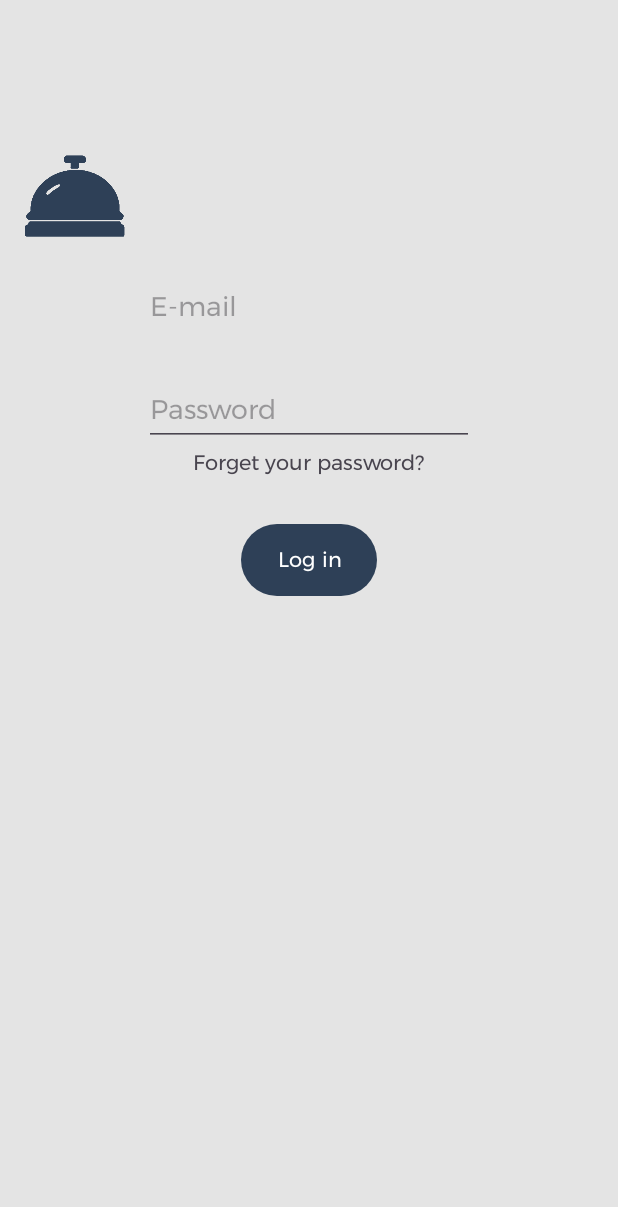
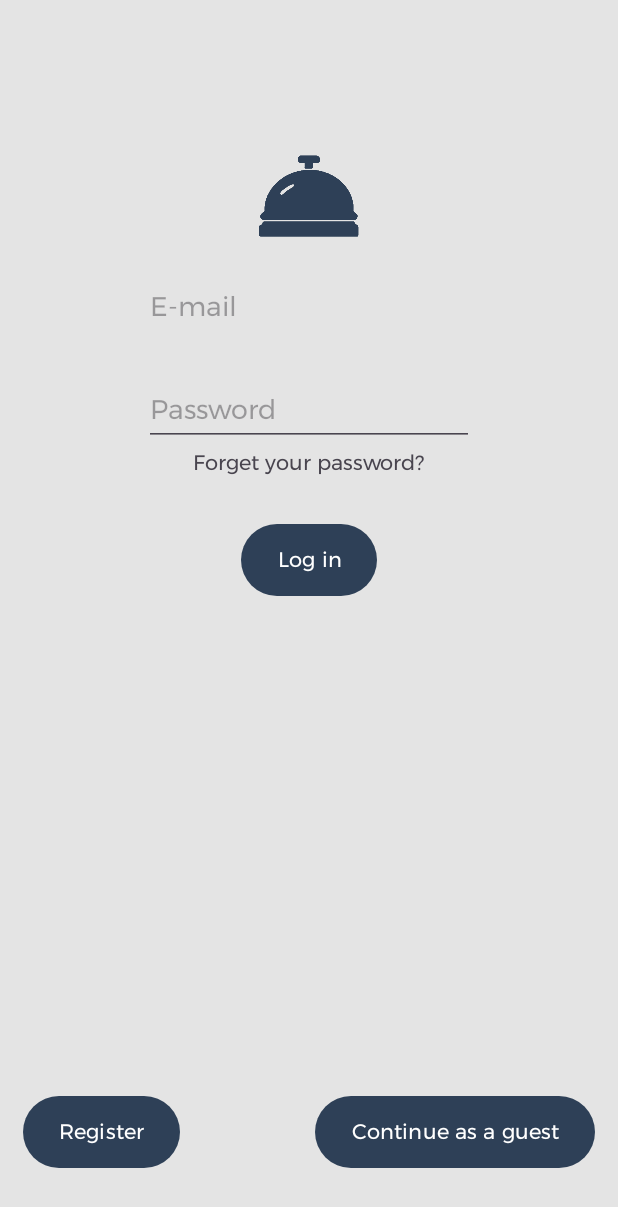
Before and after one commit to Olivera2708/Bookify-mobile, an Android app: the LoginActivity screen opened directly, with no data from a screen before it, on a phone screen of 412 x 824 dp. Shown: the top 1207 px of the screen. Run offline under Robolectric (Android 15) with nearby library versions, the phone set to English and light mode, and no system bars.

Commit message:
Finished Login design

```diff
--- a/app/src/main/java/com/example/bookify/SplashScreenActivity.java
+++ b/app/src/main/java/com/example/bookify/SplashScreenActivity.java
@@ -52,7 +52,7 @@ public class SplashScreenActivity extends AppCompatActivity {
 
         if (isConnectedToInternet()) {
             navigateTo = () -> {
-                Intent intent = new Intent(SplashScreenActivity.this, ResultsActivity.class);
+                Intent intent = new Intent(SplashScreenActivity.this, LoginActivity.class);
                 startActivity(intent);
                 finish();
             };
@@ -83,7 +83,7 @@ public class SplashScreenActivity extends AppCompatActivity {
                         Snackbar.LENGTH_SHORT).show();
 
                 handler.postDelayed(() -> {
-                    Intent intent = new Intent(SplashScreenActivity.this, ResultsActivity.class);
+                    Intent intent = new Intent(SplashScreenActivity.this, LoginActivity.class);
                     startActivity(intent);
                     finish();
                 }, 5000);
@@ -147,7 +147,7 @@ public class SplashScreenActivity extends AppCompatActivity {
     }
 
     @Override
-    protected void onStop(){
+    protected void onStop() {
         super.onStop();
         handler.removeCallbacks(playPlayer);
         handler.removeCallbacks(navigateTo);
--- a/app/src/main/res/layout/activity_login.xml
+++ b/app/src/main/res/layout/activity_login.xml
@@ -13,15 +13,19 @@
         android:id="@+id/imageView"
         android:layout_width="100dp"
         android:layout_height="100dp"
-        android:layout_gravity=""
         android:layout_marginTop="80dp"
         app:srcCompat="?attr/logo" />
 
     <LinearLayout
         android:layout_width="match_parent"
         android:layout_height="match_parent"
-        android:orientation="vertical"
-        android:gravity="center_horizontal">
+        android:orientation="vertical">
+
+        <LinearLayout
+            android:layout_width="match_parent"
+            android:layout_height="wrap_content"
+            android:gravity="center_horizontal"
+            android:orientation="vertical">
 
             <EditText
                 android:id="@+id/editTextTextEmailAddress"
@@ -64,5 +68,51 @@
                 tools:layout_editor_absoluteY="390dp" />
         </LinearLayout>
 
+        <LinearLayout
+            android:layout_width="match_parent"
+            android:layout_height="match_parent"
+            android:gravity="bottom">
+
+            <LinearLayout
+                android:layout_width="0dp"
+                android:layout_height="wrap_content"
+                android:layout_weight="1"
+                android:gravity="start|bottom"
+                android:padding="15dp">
+
+                <Button
+                    android:id="@+id/btnRegister"
+                    android:layout_width="wrap_content"
+                    android:layout_height="wrap_content"
+                    android:layout_gravity="start|bottom"
+                    android:layout_marginTop="30dp"
+                    android:background="@drawable/button"
+                    android:text="@string/register"
+                    tools:layout_editor_absoluteX="157dp"
+                    tools:layout_editor_absoluteY="390dp" />
+            </LinearLayout>
+
+
+            <LinearLayout
+                android:layout_width="0dp"
+                android:layout_height="wrap_content"
+                android:layout_weight="2"
+                android:gravity="end|bottom"
+                android:padding="15dp">
+
+                <Button
+                    android:id="@+id/btnGuest"
+                    android:layout_width="wrap_content"
+                    android:layout_height="wrap_content"
+                    android:layout_gravity="bottom|end"
+                    android:layout_marginTop="30dp"
+                    android:background="@drawable/button"
+                    android:text="@string/continue_guest"
+                    tools:layout_editor_absoluteX="157dp"
+                    tools:layout_editor_absoluteY="390dp" />
+            </LinearLayout>
 
         </LinearLayout>
+    </LinearLayout>
+
+</LinearLayout>
--- a/app/src/main/res/values/strings.xml
+++ b/app/src/main/res/values/strings.xml
@@ -36,5 +36,7 @@
     <string name="city_center">City center</string>
 
     <string name="login">Log in</string>
+    <string name="register">Register</string>
+    <string name="continue_guest">Continue as a guest</string>
     <string name="forget_password">Forget your password?</string>
 </resources>
```
Lines whose indentation alone changed are shown as unchanged.
